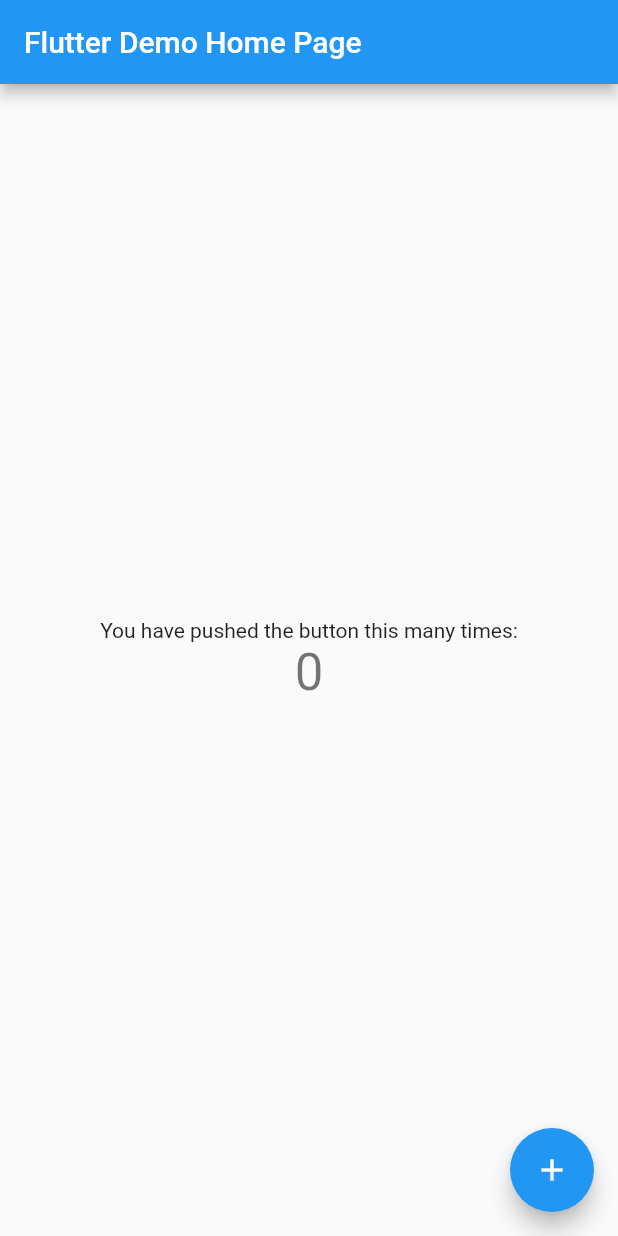
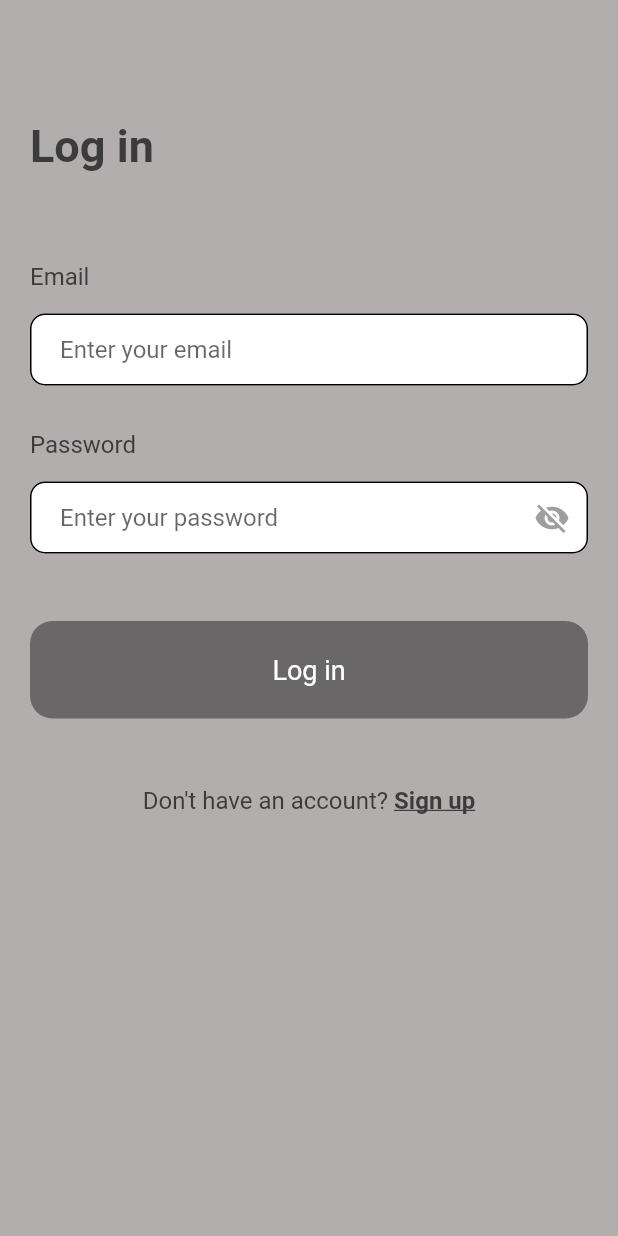
Before and after one commit to Olzhas-kh/orta, a Flutter app: the screen it shows after launch, on a phone screen of 412 x 824 dp. Run offline on Flutter 3.47's test engine with Material 2 defaults, Android fonts, the phone set to English and light mode, and no system bars; our stand-ins replace fluentui_icons.

Commit message:
Sign up page and Login page

```diff
--- a/lib/main.dart
+++ b/lib/main.dart
@@ -1,4 +1,5 @@
 import 'package:flutter/material.dart';
+import 'package:orta/screens/login_page.dart';
 
 void main() {
   runApp(const MyApp());
@@ -11,105 +12,13 @@
   @override
   Widget build(BuildContext context) {
     return MaterialApp(
+
       title: 'Flutter Demo',
       theme: ThemeData(
-        // This is the theme of your application.
-        //
-        // Try running your application with "flutter run". You'll see the
-        // application has a blue toolbar. Then, without quitting the app, try
-        // changing the primarySwatch below to Colors.green and then invoke
-        // "hot reload" (press "r" in the console where you ran "flutter run",
-        // or simply save your changes to "hot reload" in a Flutter IDE).
-        // Notice that the counter didn't reset back to zero; the application
-        // is not restarted.
+
         primarySwatch: Colors.blue,
       ),
-      home: const MyHomePage(title: 'Flutter Demo Home Page'),
+      home: const LoginPage(),
     );
   }
 }
-
-class MyHomePage extends StatefulWidget {
-  const MyHomePage({super.key, required this.title});
-
-  // This widget is the home page of your application. It is stateful, meaning
-  // that it has a State object (defined below) that contains fields that affect
-  // how it looks.
-
-  // This class is the configuration for the state. It holds the values (in this
-  // case the title) provided by the parent (in this case the App widget) and
-  // used by the build method of the State. Fields in a Widget subclass are
-  // always marked "final".
-
-  final String title;
-
-  @override
-  State<MyHomePage> createState() => _MyHomePageState();
-}
-
-class _MyHomePageState extends State<MyHomePage> {
-  int _counter = 0;
-
-  void _incrementCounter() {
-    setState(() {
-      // This call to setState tells the Flutter framework that something has
-      // changed in this State, which causes it to rerun the build method below
-      // so that the display can reflect the updated values. If we changed
-      // _counter without calling setState(), then the build method would not be
-      // called again, and so nothing would appear to happen.
-      _counter++;
-    });
-  }
-
-  @override
-  Widget build(BuildContext context) {
-    // This method is rerun every time setState is called, for instance as done
-    // by the _incrementCounter method above.
-    //
-    // The Flutter framework has been optimized to make rerunning build methods
-    // fast, so that you can just rebuild anything that needs updating rather
-    // than having to individually change instances of widgets.
-    return Scaffold(
-      appBar: AppBar(
-        // Here we take the value from the MyHomePage object that was created by
-        // the App.build method, and use it to set our appbar title.
-        title: Text(widget.title),
-      ),
-      body: Center(
-        // Center is a layout widget. It takes a single child and positions it
-        // in the middle of the parent.
-        child: Column(
-          // Column is also a layout widget. It takes a list of children and
-          // arranges them vertically. By default, it sizes itself to fit its
-          // children horizontally, and tries to be as tall as its parent.
-          //
-          // Invoke "debug painting" (press "p" in the console, choose the
-          // "Toggle Debug Paint" action from the Flutter Inspector in Android
-          // Studio, or the "Toggle Debug Paint" command in Visual Studio Code)
-          // to see the wireframe for each widget.
-          //
-          // Column has various properties to control how it sizes itself and
-          // how it positions its children. Here we use mainAxisAlignment to
-          // center the children vertically; the main axis here is the vertical
-          // axis because Columns are vertical (the cross axis would be
-          // horizontal).
-          mainAxisAlignment: MainAxisAlignment.center,
-          children: <Widget>[
-            const Text(
-              'You have pushed the button this many times:',
-            ),
-            Text(
-              '$_counter',
-              style: Theme.of(context).textTheme.headline4,
-            ),
-          ],
-        ),
-      ),
-      floatingActionButton: FloatingActionButton(
-        onPressed: _incrementCounter,
-        tooltip: 'Increment',
-        child: const Icon(Icons.add),
-      ), // This trailing comma makes auto-formatting nicer for build methods.
-    );
-  }
-}
--- /dev/null
+++ b/lib/screens/login_page.dart
@@ -0,0 +1,177 @@
+import 'package:flutter/material.dart';
+import 'package:orta/screens/bottom_bar.dart';
+import 'package:orta/screens/registration_page.dart';
+
+import '../utils/app_styles.dart';
+import '../widgets/text_field_input.dart';
+class LoginPage extends StatefulWidget {
+  const LoginPage({super.key});
+
+  @override
+  State<LoginPage> createState() => _LoginPageState();
+}
+
+class _LoginPageState extends State<LoginPage> {
+  final TextEditingController _emailController = TextEditingController();
+  final TextEditingController _passwordController = TextEditingController();
+  bool _isLoading = false;
+  bool _passwordVisible = false;
+
+  @override
+  void dispose() {
+    super.dispose();
+    _emailController.dispose();
+    _passwordController.dispose();
+  }
+
+  @override
+  Widget build(BuildContext context) {
+    return Scaffold(
+      backgroundColor: Styles.greyColor,
+      body: ListView(children: [
+        Container(
+          padding: const EdgeInsets.symmetric(horizontal: 20),
+          child: Column(
+            crossAxisAlignment: CrossAxisAlignment.start,
+            children: [
+              const SizedBox(
+                height: 80,
+              ),
+              Text(
+                'Log in',
+                style: Styles.headLineStyle1,
+              ),
+              const SizedBox(
+                height: 60,
+              ),
+              Text(
+                'Email',
+                style: Styles.headLineStyle3,
+              ),
+              const SizedBox(
+                height: 15,
+              ),
+              TextFieldInput(
+                hintText: 'Enter your email',
+                textInputType: TextInputType.emailAddress,
+                textEditingController: _emailController,
+              ),
+              const SizedBox(
+                height: 30,
+              ),
+              Text(
+                'Password',
+                style: Styles.headLineStyle3,
+              ),
+              const SizedBox(
+                height: 15,
+              ),
+              TextField(
+                style: TextStyle(color: Colors.black),
+                controller: _passwordController,
+                decoration: InputDecoration(
+                    hintText: 'Enter your password',
+                    labelText: "",
+                    suffixIcon: IconButton(
+                      icon: Icon(
+                        // Based on passwordVisible state choose the icon
+                        _passwordVisible
+                            ? Icons.visibility
+                            : Icons.visibility_off,
+                        color: Colors.grey,
+                      ),
+                      onPressed: () {
+                        // Update the state i.e. toogle the state of passwordVisible variable
+                        setState(() {
+                          _passwordVisible = !_passwordVisible;
+                        });
+                      },
+                    ),
+                    fillColor: Colors.white,
+
+                    filled: true,
+                    contentPadding: const EdgeInsets.fromLTRB(20, 10, 20, 10),
+                    focusedBorder: OutlineInputBorder(
+
+                      borderRadius: BorderRadius.circular(10.0),
+                    ),
+                    enabledBorder: OutlineInputBorder(
+                      borderRadius: BorderRadius.circular(10.0),
+                    ),
+                    errorBorder: OutlineInputBorder(
+                        borderRadius: BorderRadius.circular(10.0),
+                        borderSide:
+                            const BorderSide(color: Colors.red, width: 2.0)),
+                    focusedErrorBorder: OutlineInputBorder(
+                        borderRadius: BorderRadius.circular(10.0),
+                        borderSide:
+                            const BorderSide(color: Colors.red, width: 2.0)),
+                    floatingLabelBehavior: FloatingLabelBehavior.always),
+                keyboardType: TextInputType.text,
+                obscureText: !_passwordVisible,
+              ),
+              const SizedBox(
+                height: 45,
+              ),
+              InkWell(
+                child: Container(
+                  width: double.infinity,
+                  alignment: Alignment.center,
+                  padding: const EdgeInsets.symmetric(
+                    vertical: 22,
+                  ),
+                  decoration:  ShapeDecoration(
+                    color: Styles.greyColorButton,
+                    shape: const RoundedRectangleBorder(
+                      borderRadius: BorderRadius.all(Radius.circular(15)),
+                    ),
+                  ),
+                  child: Text(
+                    "Log in",
+                    style: Styles.headLineStyle2.copyWith(color: Colors.white),
+                  ),
+                ),
+                onTap: () {
+                   Navigator.of(context).pushReplacement(
+                                                MaterialPageRoute(
+                                                  builder: (context) =>
+                                                      const BottomBar(),
+                                                ),
+                                              );
+                },
+              ),
+              const SizedBox(
+                height: 45,
+              ),
+              Row(
+                mainAxisAlignment: MainAxisAlignment.center,
+                children: [
+                  Text(
+                    "Don't have an account? ",
+                    style: Styles.headLineStyle3,
+                  ),
+                  InkWell(
+                    child: Text(
+                      "Sign up",
+                      style: Styles.headLineStyle3.copyWith(
+                          decoration: TextDecoration.underline,
+                          fontWeight: FontWeight.bold),
+                    ),
+                    onTap: () {
+                       Navigator.of(context).pushReplacement(
+                                                MaterialPageRoute(
+                                                  builder: (context) =>
+                                                      const RegistrationPage(),
+                                                ),
+                                              );
+                    },
+                  )
+                ],
+              )
+            ],
+          ),
+        ),
+      ]),
+    );
+  }
+}
--- /dev/null
+++ b/lib/utils/app_styles.dart
@@ -0,0 +1,16 @@
+import 'package:flutter/material.dart';
+
+Color primary = const Color(0xFF687daf);
+class Styles{
+  static Color primaryColor = primary;
+  static Color textColor = const Color(0xFF3b3b3b);
+  static Color greyColor = const Color.fromARGB(255, 178, 174, 174);
+  static Color greyColorButton = const Color.fromARGB(255, 105, 103, 103);
+  static Color bgColor = const Color(0xFFeeedf2);
+  static Color blueColor = const Color(0xFF526799);
+  static Color orangeColor = const Color(0xFFF37B67);
+  static TextStyle textStyle = TextStyle(fontSize: 16, color: textColor, fontWeight: FontWeight.w500);
+  static TextStyle headLineStyle1 = TextStyle(fontSize: 30, color: textColor, fontWeight: FontWeight.bold);
+  static TextStyle headLineStyle2 = TextStyle(fontSize: 18, color: textColor, );
+  static TextStyle headLineStyle3 = TextStyle(fontSize: 16, color: textColor,);
+}
--- /dev/null
+++ b/lib/widgets/text_field_input.dart
@@ -0,0 +1,45 @@
+import 'package:flutter/material.dart';
+
+class TextFieldInput extends StatelessWidget {
+  final TextEditingController textEditingController;
+  final bool isPass;
+  final String hintText;
+  final TextInputType textInputType;
+  const TextFieldInput({
+    Key? key,
+    required this.textEditingController,
+    this.isPass = false,
+    required this.hintText,
+    required this.textInputType,
+  }) : super(key: key);
+
+  @override
+  Widget build(BuildContext context) {
+    return TextField(
+      style: TextStyle(color: Colors.black),
+      controller: textEditingController,
+      decoration: InputDecoration(
+          hintText: hintText,
+
+          labelText: "",
+          fillColor: Colors.white,
+          filled: true,
+          contentPadding: const EdgeInsets.fromLTRB(20, 10, 20, 10),
+          focusedBorder: OutlineInputBorder(
+              borderRadius: BorderRadius.circular(10.0),
+              ),
+          enabledBorder: OutlineInputBorder(
+              borderRadius: BorderRadius.circular(10.0),
+              ),
+          errorBorder: OutlineInputBorder(
+              borderRadius: BorderRadius.circular(10.0),
+              borderSide: const BorderSide(color: Colors.red, width: 2.0)),
+          focusedErrorBorder: OutlineInputBorder(
+              borderRadius: BorderRadius.circular(10.0),
+              borderSide: const BorderSide(color: Colors.red, width: 2.0)),
+          floatingLabelBehavior: FloatingLabelBehavior.always),
+      keyboardType: textInputType,
+      obscureText: isPass,
+    );
+  }
+}
--- a/pubspec.yaml
+++ b/pubspec.yaml
@@ -36,6 +36,7 @@
   # The following adds the Cupertino Icons font to your application.
   # Use with the CupertinoIcons class for iOS style icons.
   cupertino_icons: ^1.0.2
+  fluentui_icons: ^1.0.0
 
 dev_dependencies:
   flutter_test:
```
Also changed, not shown: lib/screens/bottom_bar.dart (added, +50 -0 lines), lib/screens/events.dart (added, +126 -0 lines), lib/screens/registration_page.dart (added, +169 -0 lines), pubspec.lock.
